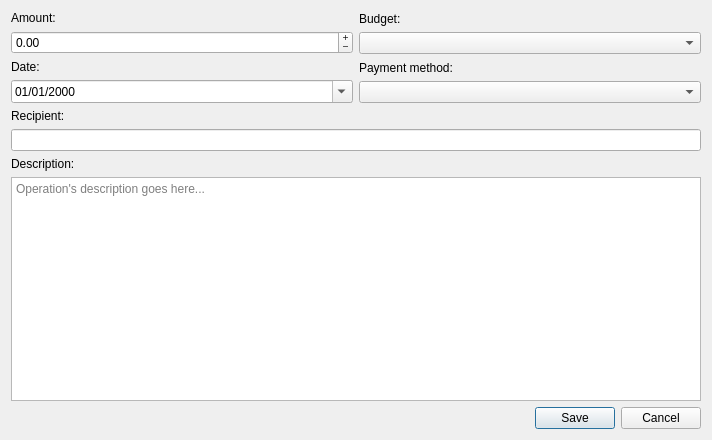
Qt form ui/editors/operationeditor.ui (koromodako/picsou) before a commit.
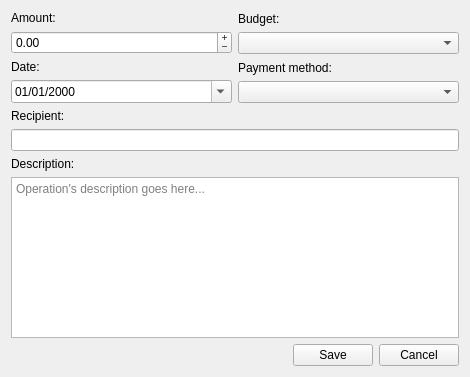
The same form after that commit. Icons and pictures are not drawn.

```diff
--- a/ui/editors/operationeditor.ui
+++ b/ui/editors/operationeditor.ui
@@ -6,10 +6,16 @@
    <rect>
     <x>0</x>
     <y>0</y>
-    <width>712</width>
-    <height>440</height>
+    <width>470</width>
+    <height>377</height>
    </rect>
   </property>
+  <property name="sizePolicy">
+   <sizepolicy hsizetype="Maximum" vsizetype="Maximum">
+    <horstretch>0</horstretch>
+    <verstretch>0</verstretch>
+   </sizepolicy>
+  </property>
   <property name="windowTitle">
    <string>Form</string>
   </property>
@@ -131,11 +137,56 @@
     </widget>
    </item>
    <item>
-    <widget class="QDialogButtonBox" name="buttons">
-     <property name="standardButtons">
-      <set>QDialogButtonBox::Cancel|QDialogButtonBox::Save</set>
+    <spacer name="verticalSpacer">
+     <property name="orientation">
+      <enum>Qt::Vertical</enum>
      </property>
-    </widget>
+     <property name="sizeHint" stdset="0">
+      <size>
+       <width>20</width>
+       <height>0</height>
+      </size>
+     </property>
+    </spacer>
+   </item>
+   <item>
+    <layout class="QHBoxLayout" name="horizontalLayout">
+     <item>
+      <spacer name="hspacer">
+       <property name="orientation">
+        <enum>Qt::Horizontal</enum>
+       </property>
+       <property name="sizeHint" stdset="0">
+        <size>
+         <width>40</width>
+         <height>20</height>
+        </size>
+       </property>
+      </spacer>
+     </item>
+     <item>
+      <widget class="QPushButton" name="save">
+       <property name="text">
+        <string>Save</string>
+       </property>
+       <property name="icon">
+        <iconset resource="../../picsou.qrc">
+         <normaloff>:/resources/MaterialDesign-SVG/svg/check.svg</normaloff>:/resources/MaterialDesign-SVG/svg/check.svg</iconset>
+       </property>
+      </widget>
+     </item>
+     <item>
+      <widget class="QPushButton" name="cancel">
+       <property name="text">
+        <string>Cancel</string>
+       </property>
+       <property name="icon">
+        <iconset resource="../../picsou.qrc">
+         <normaloff>:/resources/MaterialDesign-SVG/svg/cancel.svg</normaloff>:/resources/MaterialDesign-SVG/svg/cancel.svg</iconset>
+       </property>
+      </widget>
+     </item>
+    </layout>
    </item>
   </layout>
  </widget>
```
Left out of the diff: 7 changed lines with no effect on the pictures.
